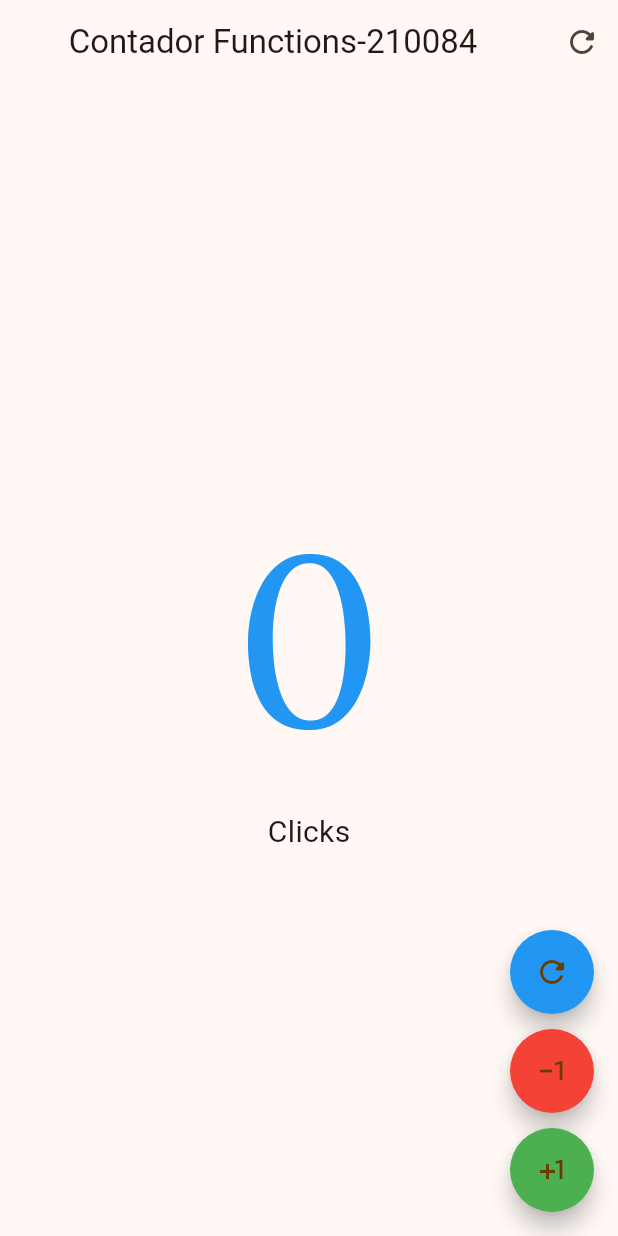
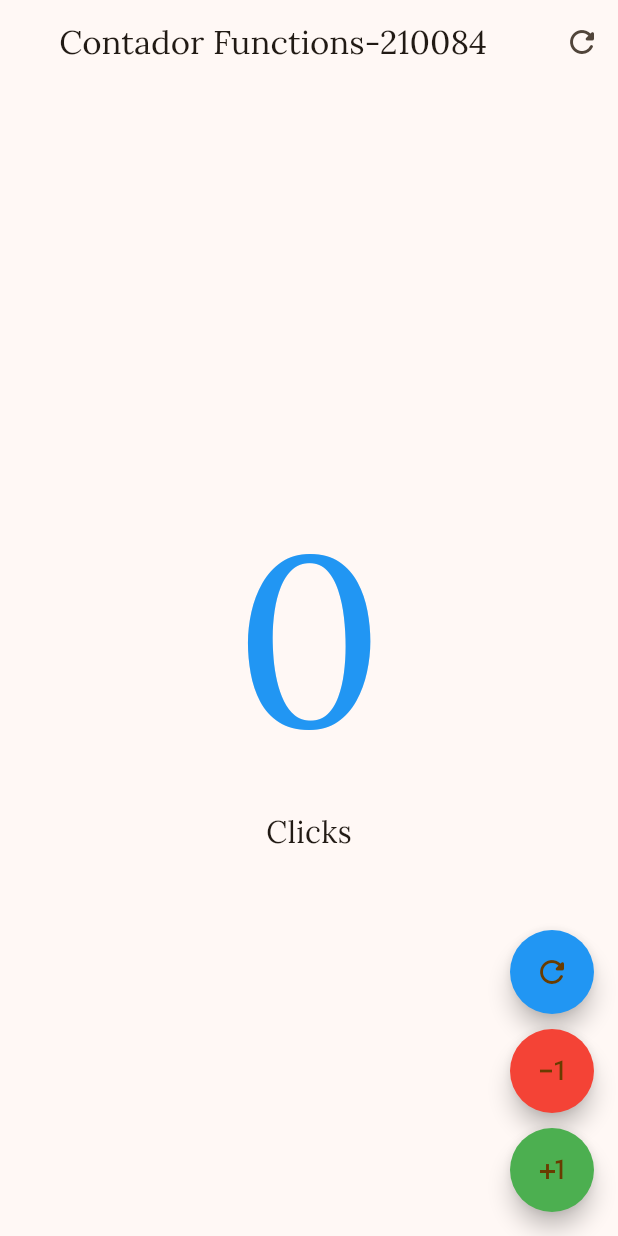
Before and after one commit to Janeth-Ahuacatitla/DMI-10A-HelloWorld-Flutter-210084, a Flutter app: the screen it shows after launch, on a phone screen of 412 x 824 dp. Run offline on Flutter 3.47's test engine with Material 3 defaults, Android fonts, the light colour scheme and no system bars.

Commit message:
Modificacion de fuente

```diff
--- a/helloworld_app_210084/lib/main.dart
+++ b/helloworld_app_210084/lib/main.dart
@@ -14,7 +14,8 @@ class MyApp extends StatelessWidget {
     return  MaterialApp(
       debugShowCheckedModeBanner: false,
       theme: ThemeData(
-        colorSchemeSeed: Colors.orange
+        colorSchemeSeed: Colors.orange,
+        fontFamily: 'Lora',
       ),
       home: Scaffold(
        body: const CounterFunctionsScreen(),
```
